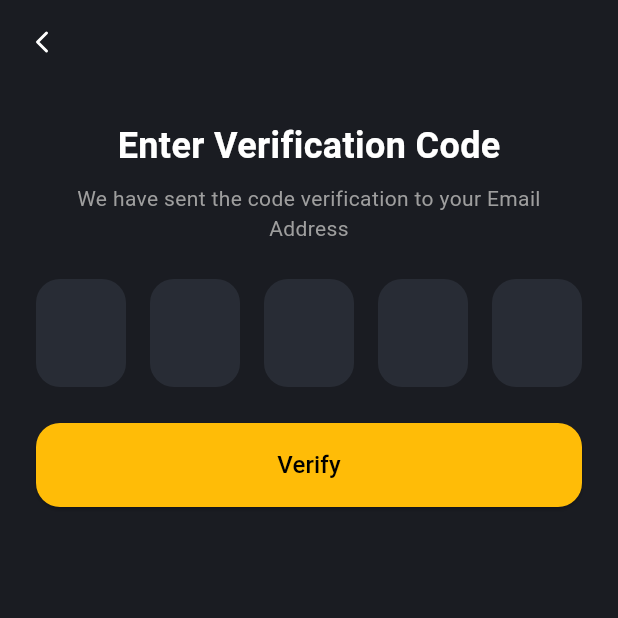
After one commit to naixdevv/flutter-car-booking, a Flutter app: the EnterVerificationCodePage screen opened by its route, on a phone screen of 412 x 824 dp, the top half of it. The commit adds this screen. Run offline on Flutter 3.47's test engine with Material 3 defaults, Android fonts, the phone set to English and light mode, and no system bars; our stand-ins replace flutter_svg, lucide_icons_flutter.

Commit message:
feat: add new page auth/enter_verification_code_page

```diff
--- /dev/null
+++ b/lib/presentation/pages/auth/enter_verification_code_page.dart
@@ -0,0 +1,80 @@
+import 'package:flutter/material.dart';
+import 'package:lucide_icons_flutter/lucide_icons.dart';
+import 'package:flutter_car_booking/core/theme/app_colors.dart';
+import 'package:flutter_car_booking/presentation/widgets/app_button.dart';
+import 'package:flutter_car_booking/presentation/widgets/otp_input.dart';
+
+class EnterVerificationCodePage extends StatefulWidget {
+  const EnterVerificationCodePage({super.key});
+
+  @override
+  State<EnterVerificationCodePage> createState() =>
+      _EnterVerificationCodePageState();
+}
+
+class _EnterVerificationCodePageState extends State<EnterVerificationCodePage> {
+  final controllers = List.generate(5, (_) => TextEditingController());
+
+  void _verify(String otp) {
+    Navigator.pop(context);
+  }
+
+  @override
+  Widget build(BuildContext context) {
+    return Scaffold(
+      appBar: AppBar(
+        leading: IconButton(
+          icon: Icon(LucideIcons.chevronLeft, color: Colors.white),
+          onPressed: () {
+            Navigator.pop(context);
+          },
+        ),
+        backgroundColor: AppColors.backgroundPrimary,
+      ),
+      backgroundColor: AppColors.backgroundPrimary,
+      body: SafeArea(
+        child: Padding(
+          padding: EdgeInsets.all(24),
+          child: ListView(
+            physics: BouncingScrollPhysics(),
+            children: [
+              Center(
+                child: Column(
+                  children: [
+                    Text(
+                      'Enter Verification Code',
+                      style: TextStyle(
+                        color: AppColors.textPrimary,
+                        fontSize: 24,
+                        fontWeight: FontWeight.bold,
+                      ),
+                    ),
+                    SizedBox(height: 8),
+                    Text(
+                      'We have sent the code verification to your Email Address',
+                      style: TextStyle(color: AppColors.textSecondary),
+                      textAlign: TextAlign.center,
+                    ),
+                  ],
+                ),
+              ),
+              SizedBox(height: 24),
+              OtpInput(
+                controllers: controllers,
+                onCompleted: (otp) {
+                  _verify(otp);
+                },
+              ),
+              SizedBox(height: 24),
+              AppButton(
+                text: 'Verify',
+                onPressed: () {},
+                type: ButtonType.primary,
+              ),
+            ],
+          ),
+        ),
+      ),
+    );
+  }
+}
--- a/lib/routes/app_router.dart
+++ b/lib/routes/app_router.dart
@@ -7,6 +7,7 @@ import '../presentation/pages/profile/profile_page.dart';
 import '../presentation/pages/auth/login_page.dart';
 import '../presentation/pages/auth/register_page.dart';
 import '../presentation/pages/auth/forgot_password_page.dart';
+import '../presentation/pages/auth/enter_verification_code_page.dart';
 import '../presentation/pages/not_found/not_found_page.dart';
 
 class AppRouter {
@@ -29,6 +30,8 @@ class AppRouter {
         return _page(const RegisterPage());
       case AppRoutes.forgotPassword:
         return _page(const ForgotPasswordPage());
+      case AppRoutes.enterVerificationCode:
+        return _page(const EnterVerificationCodePage());
 
       default:
         return _page(NotFoundPage());
--- a/lib/routes/app_routes.dart
+++ b/lib/routes/app_routes.dart
@@ -9,6 +9,7 @@ class AppRoutes {
   static const login = '/login';
   static const register = '/register';
   static const forgotPassword = '/forgot-password';
+  static const enterVerificationCode = '/enter-verification-code';
 
   // Not Found
   static const notFound = '/not-found';
```
